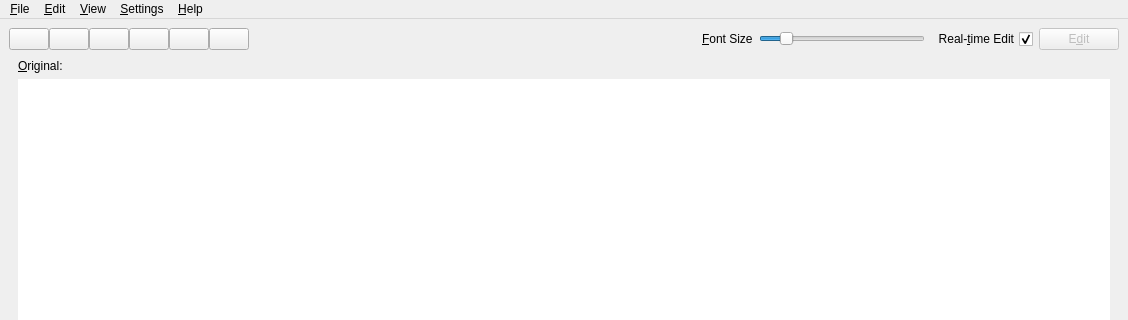
First picture: the form in negar_gui/mwin.ui, repository javadr/negar-gui, before the edit; both pictures show x 0 to 1128 and y 0 to 320 of the 1128 by 787 pixel window.
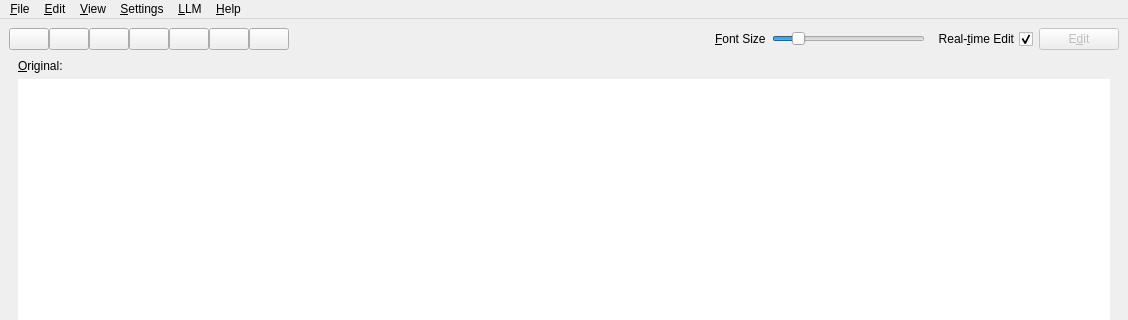
Second picture: the form after the edit. Icons and pictures are not drawn.

Commit message:
feat: add AI grammar-fix button with Pollinations.ai integration
- New llm_providers.py module with PROMPTS dict and fix_text() function
- QNetworkAccessManager-based HTTP client (avoids threading issues with PyQt6 + Python 3.14)
- Spinning icon animation while request is in progress
- Auto-retry (2 attempts) on API failure
- Dynamic max_tokens based on input length
- Extracts <corrected text> tag from response when present
- Custom toolbar button + LLM menu in menubar
- Tests with pytest-mock and real API integration tests

```diff
--- a/negar_gui/mwin.ui
+++ b/negar_gui/mwin.ui
@@ -229,6 +229,19 @@
                </property>
               </widget>
              </item>
+              <item row="0" column="6">
+               <widget class="QPushButton" name="llm_btn">
+                <property name="toolTip">
+                 <string>Fix grammar with AI</string>
+                </property>
+                <property name="text">
+                 <string/>
+                </property>
+                <property name="shortcut">
+                 <string notr="true"/>
+                </property>
+               </widget>
+              </item>
             </layout>
            </widget>
           </item>
@@ -524,6 +537,11 @@
     <addaction name="separator"/>
     <addaction name="actionUntouchable_Words"/>
    </widget>
+    <widget class="QMenu" name="menuLLM">
+     <property name="title">
+      <string>&amp;LLM</string>
+     </property>
+    </widget>
    <widget class="QMenu" name="menuHelp">
     <property name="sizePolicy">
      <sizepolicy hsizetype="Preferred" vsizetype="Preferred">
@@ -579,6 +597,7 @@
    <addaction name="menuEdit"/>
    <addaction name="menu_View"/>
    <addaction name="menuSetting"/>
+    <addaction name="menuLLM"/>
    <addaction name="menuHelp"/>
   </widget>
   <widget class="QStatusBar" name="statusBar"/>
```
Lines whose indentation alone changed are shown as unchanged. The commit also changes 6 other files.
